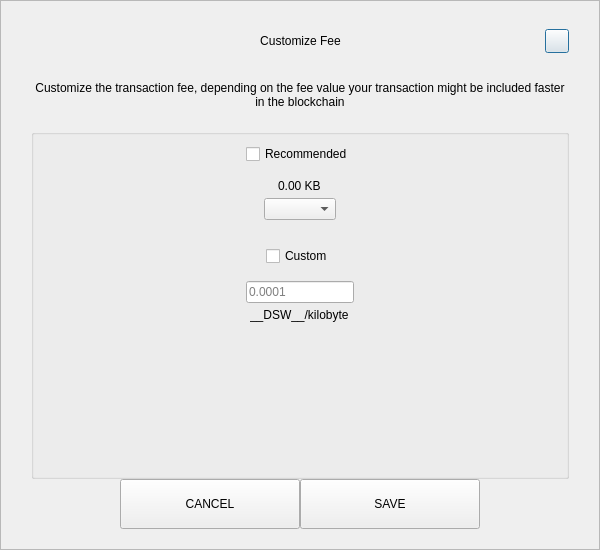
Old version of the form src/qt/pivx/forms/sendcustomfeedialog.ui in the repository decenomy/DSW.
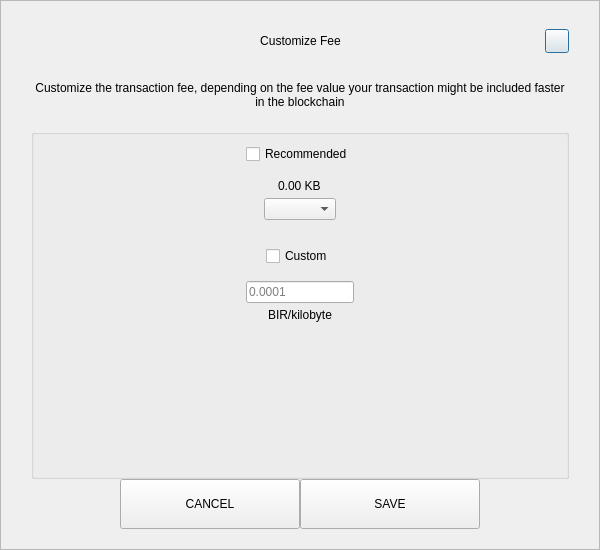
New version of the form.

Patch:
```diff
--- a/src/qt/pivx/forms/sendcustomfeedialog.ui
+++ b/src/qt/pivx/forms/sendcustomfeedialog.ui
@@ -287,7 +287,7 @@
            <item alignment="Qt::AlignHCenter">
             <widget class="QLabel" name="labelCustomFee">
              <property name="text">
-              <string>__DSW__/kilobyte</string>
+              <string>BIR/kilobyte</string>
              </property>
             </widget>
            </item>
```
